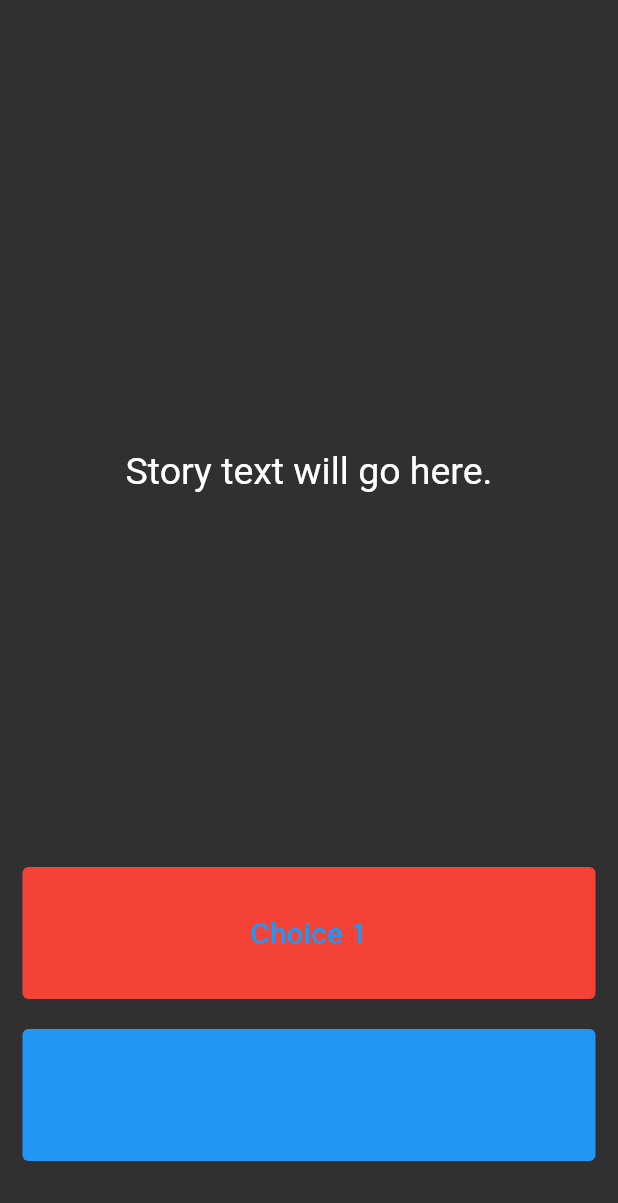
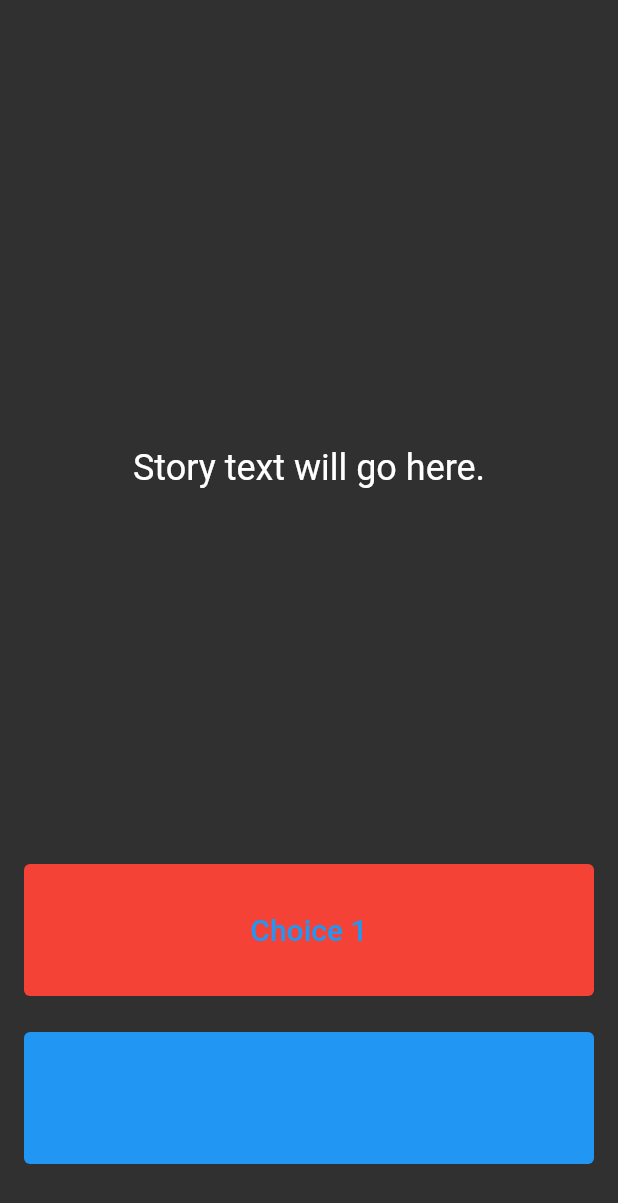
Before and after one commit to FadyFawzyOfficial/destini, a Flutter app: the screen it shows after launch, on a phone screen of 412 x 824 dp. Shown: the top 1203 px of the screen. Run offline on Flutter 3.47's test engine with Material 2 defaults, Android fonts, the phone set to English and light mode, and no system bars.

Commit message:
Starting Point

```diff
--- a/lib/main.dart
+++ b/lib/main.dart
@@ -2,13 +2,16 @@ import 'package:flutter/material.dart';
 
 //TODO: Step 15 - Run the app and see if you can see the screen update with the first story. Delete this TODO if it looks as you expected.
 
-void main() => runApp(Destini());
+void main() => runApp(const Destini());
 
 class Destini extends StatelessWidget {
+  const Destini({super.key});
+
+  @override
   Widget build(BuildContext context) {
     return MaterialApp(
       theme: ThemeData.dark(),
-      home: StoryPage(),
+      home: const StoryPage(),
     );
   }
 }
@@ -16,30 +19,31 @@ class Destini extends StatelessWidget {
 //TODO: Step 9 - Create a new storyBrain object from the StoryBrain class.
 
 class StoryPage extends StatefulWidget {
-  _StoryPageState createState() => _StoryPageState();
+  const StoryPage({super.key});
+
+  @override
+  StoryPageState createState() => StoryPageState();
 }
 
-class _StoryPageState extends State<StoryPage> {
+class StoryPageState extends State<StoryPage> {
   @override
   Widget build(BuildContext context) {
     return Scaffold(
       body: Container(
         //TODO: Step 1 - Add background.png to this Container as a background image.
-        padding: EdgeInsets.symmetric(vertical: 50.0, horizontal: 15.0),
-        constraints: BoxConstraints.expand(),
+        padding: const EdgeInsets.symmetric(vertical: 48, horizontal: 16),
+        constraints: const BoxConstraints.expand(),
         child: SafeArea(
           child: Column(
             crossAxisAlignment: CrossAxisAlignment.stretch,
-            children: <Widget>[
-              Expanded(
+            children: [
+              const Expanded(
                 flex: 12,
                 child: Center(
                   child: Text(
                     //TODO: Step 10 - use the storyBrain to get the first story title and display it in this Text Widget.
                     'Story text will go here.',
-                    style: TextStyle(
-                      fontSize: 25.0,
-                    ),
+                    style: TextStyle(fontSize: 24),
                   ),
                 ),
               ),
@@ -47,22 +51,18 @@ class _StoryPageState extends State<StoryPage> {
                 flex: 2,
                 child: TextButton(
                   onPressed: () {
-                    //Choice 1 made by user.
-                    //TODO: Step 18 - Call the nextStory() method from storyBrain and pass the number 1 as the choice made by the user.
+                    // Choice 1 made by user.
+                    // TODO: Step 18 - Call the nextStory() method from storyBrain and pass the number 1 as the choice made by the user.
                   },
                   style: TextButton.styleFrom(backgroundColor: Colors.red),
-                  child: Text(
+                  child: const Text(
                     //TODO: Step 13 - Use the storyBrain to get the text for choice 1.
                     'Choice 1',
-                    style: TextStyle(
-                      fontSize: 20.0,
-                    ),
+                    style: TextStyle(fontSize: 20),
                   ),
                 ),
               ),
-              SizedBox(
-                height: 20.0,
-              ),
+              const SizedBox(height: 24),
               Expanded(
                 flex: 2,
                 //TODO: Step 26 - Use a Flutter Visibility Widget to wrap this FlatButton.
@@ -73,12 +73,10 @@ class _StoryPageState extends State<StoryPage> {
                     //TODO: Step 19 - Call the nextStory() method from storyBrain and pass the number 2 as the choice made by the user.
                   },
                   style: TextButton.styleFrom(backgroundColor: Colors.blue),
-                  child: Text(
+                  child: const Text(
                     //TODO: Step 14 - Use the storyBrain to get the text for choice 2.
                     'Choice 2',
-                    style: TextStyle(
-                      fontSize: 20.0,
-                    ),
+                    style: TextStyle(fontSize: 20),
                   ),
                 ),
               ),
--- a/pubspec.yaml
+++ b/pubspec.yaml
@@ -1,5 +1,5 @@
 name: destini
-description: A new Flutter project.
+description: Destini is Choose-Your-Owen-Adventure Game.
 
 # The following line prevents the package from being accidentally published to
 # pub.dev using `flutter pub publish`. This is preferred for private packages.
@@ -35,7 +35,8 @@ dependencies:
 
   # The following adds the Cupertino Icons font to your application.
   # Use with the CupertinoIcons class for iOS style icons.
-  cupertino_icons: ^1.0.2
+  # Fady Fawzy Comment: Flutter Version is 3.3.3
+  cupertino_icons: ^1.0.5
 
 dev_dependencies:
   flutter_test:
```
Also changed, not shown: 2 other files.
